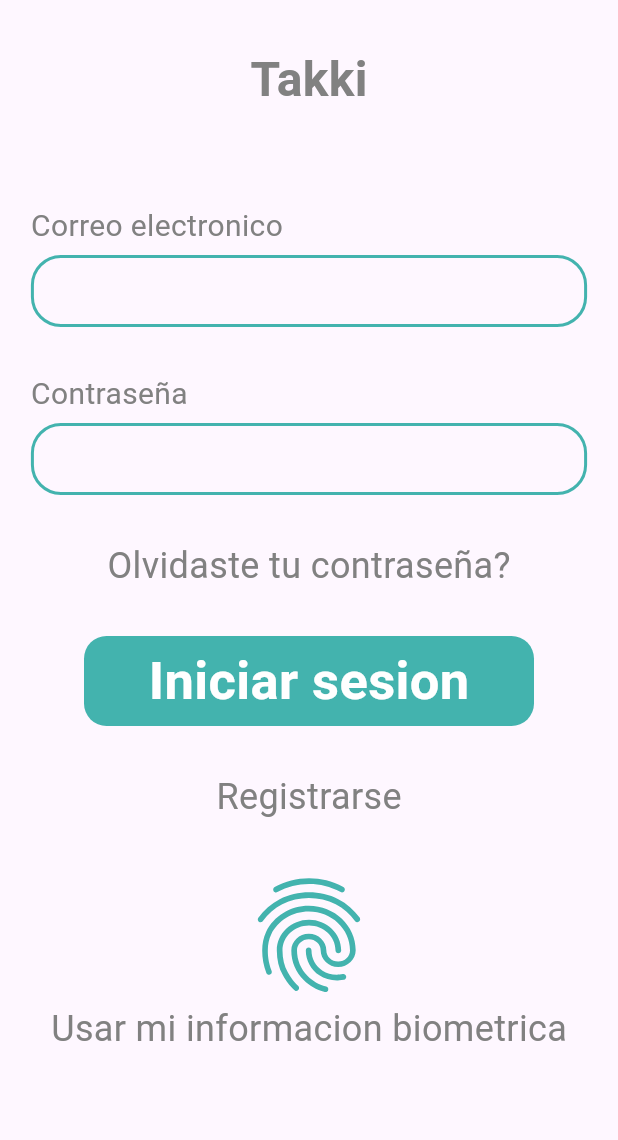
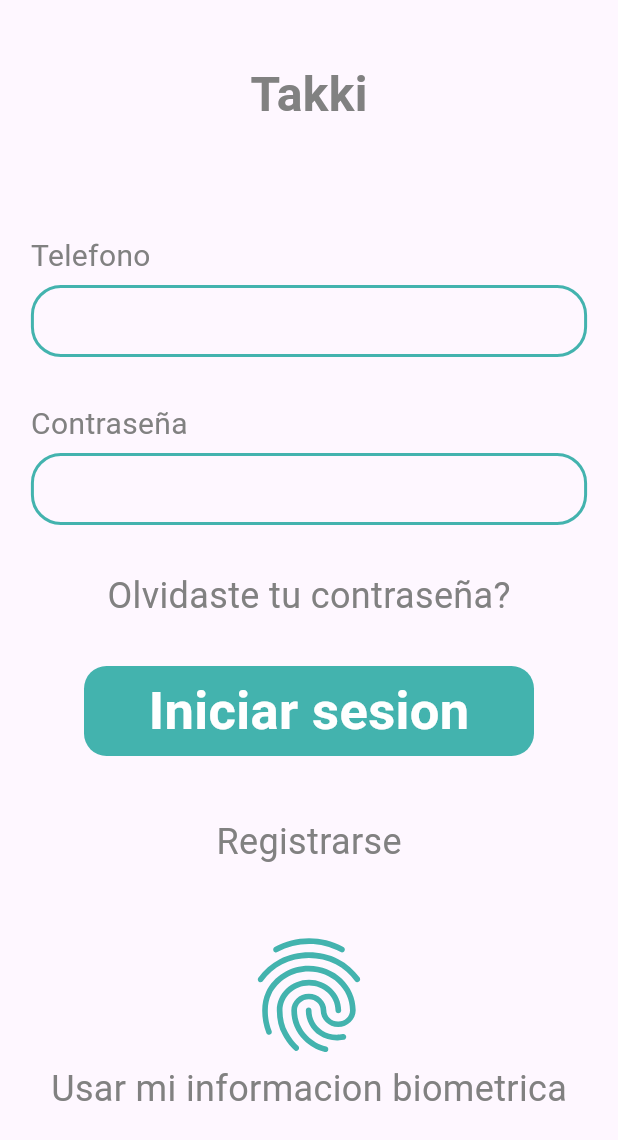
Before and after one commit to RonyPony/takki_front, a Flutter app: the screen it shows after launch, on a phone screen of 412 x 824 dp. Shown: the top 1140 px of the screen. Run offline on Flutter 3.47's test engine with Material 3 defaults, Android fonts, the light colour scheme and no system bars; our stand-ins replace flutter_svg, google_fonts; Roboto replaces fonts that are missing (Imprima).

Commit message:
Update login.screen.dart

```diff
--- a/takki/lib/screens/login/login.screen.dart
+++ b/takki/lib/screens/login/login.screen.dart
@@ -14,10 +14,11 @@ class LoginScreen extends StatelessWidget {
     Size size = MediaQuery.of(context).size;
     return Scaffold(
       body: SafeArea(
+        child: SingleChildScrollView(
           child: Column(
             children: [
               Padding(
-              padding: const EdgeInsets.symmetric(vertical: 30),
+                padding: const EdgeInsets.symmetric(vertical: 40),
                 child: Row(
                   mainAxisAlignment: MainAxisAlignment.center,
                   children: [
@@ -27,11 +28,11 @@ class LoginScreen extends StatelessWidget {
               ),
               Padding(
                 padding: const EdgeInsets.symmetric(vertical: 30),
-              child: TextfielWidget(label: 'Correo electronico',controller: TextEditingController(),width: size.width * 0.9,),
+                child: TextfielWidget(label: 'Telefono',controller: TextEditingController(),width: size.width * 0.9,keyboardType: TextInputType.phone,),
               ),
               Padding(
                 padding: const EdgeInsets.symmetric(vertical: 0),
-              child: TextfielWidget(label: 'Contraseña',controller: TextEditingController(),width: size.width * 0.9,),
+                child: TextfielWidget(label: 'Contraseña',controller: TextEditingController(),width: size.width * 0.9,obscureText: true,),
               ),
               Padding(
                 padding: const EdgeInsets.symmetric(vertical: 30),
@@ -41,7 +42,7 @@ class LoginScreen extends StatelessWidget {
                 Navigator.pushNamed(context, LoginScreen.routeName);
               },),
               Padding(
-              padding: const EdgeInsets.symmetric(vertical: 30),
+                padding: const EdgeInsets.symmetric(vertical: 40),
                 child: Text('Registrarse',style: TextStyle(fontSize: 24, fontWeight: FontWeight.normal,color: Color(0xFF818181)),),
               ),
               SvgPicture.asset('assets/layout/fingerprint1.svg'),
@@ -49,6 +50,7 @@ class LoginScreen extends StatelessWidget {
             ],
           ),
         ),
+      ),
     );
   }
 }
```
Lines whose indentation alone changed are shown as unchanged.
